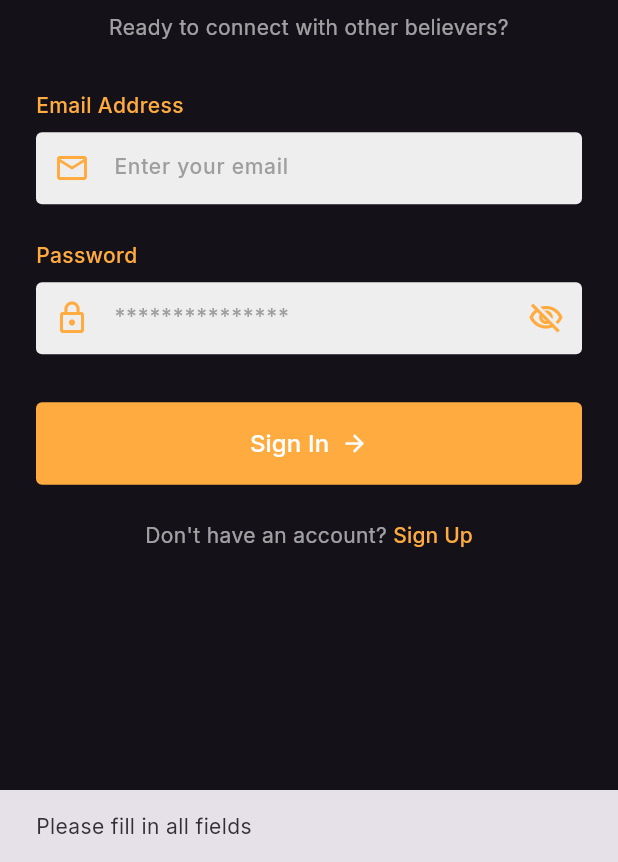
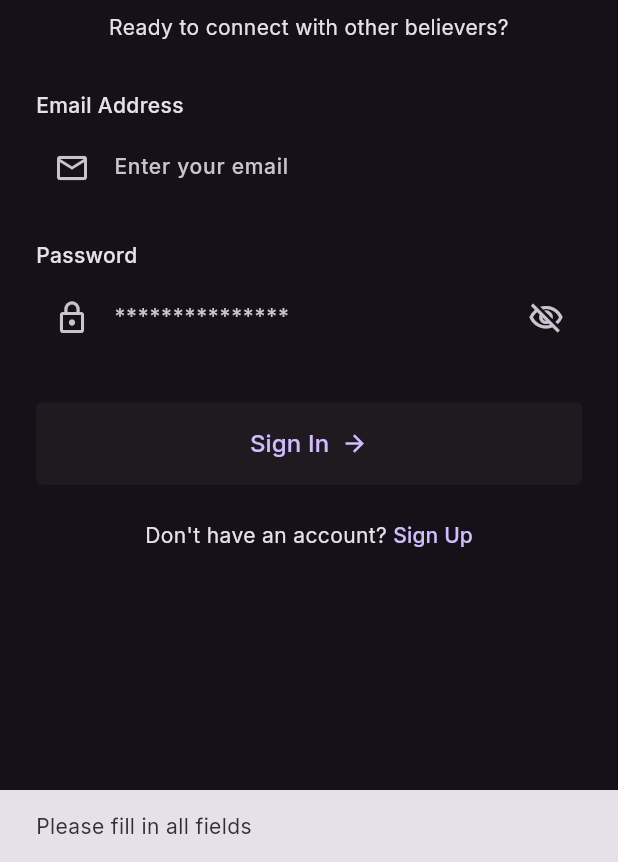
Before and after one commit to DaveSaah/ekklesia, a Flutter app: the LoginScreen screen opened directly, after a tap on "Sign In", on a phone screen of 412 x 824 dp, the part 374-1236 px from its top. Run offline on Flutter 3.47's test engine with Material 3 defaults, Android fonts, the phone set to English and light mode, and no system bars; our stand-ins replace flutter_dotenv, smooth_page_indicator, supabase_flutter; accounts and stored records are empty; statements that could not run were skipped.

Commit message:
chore: update error handling

```diff
--- a/lib/features/auth/login_screen.dart
+++ b/lib/features/auth/login_screen.dart
@@ -1,5 +1,6 @@
 import 'package:ekklesia/features/auth/signup_screen.dart';
 import 'package:ekklesia/features/home/main_screen.dart';
+import 'package:ekklesia/theme/app_colors.dart';
 import 'package:flutter/material.dart';
 import 'package:supabase_flutter/supabase_flutter.dart';
 
@@ -79,13 +80,17 @@
           );
         }
       }
-    } catch (error) {
-      // convert to supabase error
-      final supabaseError = error as AuthApiException;
+    } on AuthApiException catch (e) {
       if (mounted) {
         ScaffoldMessenger.of(
           context,
-        ).showSnackBar(SnackBar(content: Text(supabaseError.message)));
+        ).showSnackBar(SnackBar(content: Text(e.message)));
+      }
+    } on AuthRetryableFetchException {
+      if (mounted) {
+        ScaffoldMessenger.of(context).showSnackBar(
+          SnackBar(content: Text("No internet connection available")),
+        );
       }
     } finally {
       setState(() {
@@ -130,7 +135,10 @@
                     const SizedBox(height: 8),
                     const Text(
                       "Ready to connect with other believers?",
-                      style: TextStyle(fontSize: 14, color: Colors.white60),
+                      style: TextStyle(
+                        fontSize: 14,
+                        color: AppColors.textSecondary,
+                      ),
                       textAlign: TextAlign.center,
                     ),
                     const SizedBox(height: 32),
@@ -140,13 +148,13 @@
                       style: TextStyle(
                         fontSize: 14,
                         fontWeight: FontWeight.w500,
-                        color: Theme.of(context).primaryColor,
+                        color: AppColors.primary,
                       ),
                     ),
                     const SizedBox(height: 8),
                     Container(
                       decoration: BoxDecoration(
-                        color: Colors.grey.shade200,
+                        color: AppColors.textSecondary.withAlpha(80),
                         borderRadius: BorderRadius.circular(4),
                       ),
                       child: TextField(
@@ -154,15 +162,15 @@
                         style: TextStyle(
                           fontSize: 14,
                           fontWeight: FontWeight.w500,
-                          color: Colors.black,
+                          color: AppColors.textPrimary,
                         ),
                         decoration: InputDecoration(
                           hintText: 'Enter your email',
-                          hintStyle: TextStyle(color: Colors.grey),
+                          hintStyle: TextStyle(color: AppColors.textSecondary),
                           border: InputBorder.none,
                           prefixIcon: Icon(
                             Icons.email_outlined,
-                            color: Theme.of(context).primaryColor,
+                            color: AppColors.primary,
                           ),
                           contentPadding: const EdgeInsets.symmetric(
                             vertical: 12,
@@ -178,13 +186,13 @@
                       style: TextStyle(
                         fontSize: 14,
                         fontWeight: FontWeight.w500,
-                        color: Theme.of(context).primaryColor,
+                        color: AppColors.primary,
                       ),
                     ),
                     const SizedBox(height: 8),
                     Container(
                       decoration: BoxDecoration(
-                        color: Colors.grey.shade200,
+                        color: AppColors.textSecondary.withAlpha(80),
                         borderRadius: BorderRadius.circular(4),
                       ),
                       child: TextField(
@@ -192,23 +200,23 @@
                         style: TextStyle(
                           fontSize: 14,
                           fontWeight: FontWeight.w500,
-                          color: Colors.black,
+                          color: AppColors.textPrimary,
                         ),
                         obscureText: _obscureText,
                         decoration: InputDecoration(
                           hintText: '***************',
-                          hintStyle: TextStyle(color: Colors.grey),
+                          hintStyle: TextStyle(color: AppColors.textSecondary),
                           border: InputBorder.none,
                           prefixIcon: Icon(
                             Icons.lock_outline,
-                            color: Theme.of(context).primaryColor,
+                            color: AppColors.primary,
                           ),
                           suffixIcon: IconButton(
                             icon: Icon(
                               _obscureText
                                   ? Icons.visibility_off_outlined
                                   : Icons.visibility_outlined,
-                              color: Theme.of(context).primaryColor,
+                              color: AppColors.primary,
                             ),
                             onPressed: () {
                               setState(() {
@@ -227,7 +235,7 @@
                     ElevatedButton(
                       onPressed: _isLoading ? null : _loginUser,
                       style: ElevatedButton.styleFrom(
-                        backgroundColor: Theme.of(context).primaryColor,
+                        backgroundColor: AppColors.primary,
                         padding: const EdgeInsets.symmetric(vertical: 16),
                         elevation: 0,
                         shape: RoundedRectangleBorder(
@@ -240,10 +248,10 @@
                                 height: 20,
                                 width: 20,
                                 child: CircularProgressIndicator(
-                                  backgroundColor: Colors.grey,
+                                  backgroundColor: AppColors.textSecondary,
                                   strokeWidth: 2,
                                   valueColor: AlwaysStoppedAnimation<Color>(
-                                    Colors.white,
+                                    AppColors.accentColor,
                                   ),
                                 ),
                               )
@@ -255,14 +263,14 @@
                                     style: TextStyle(
                                       fontSize: 16,
                                       fontWeight: FontWeight.w500,
-                                      color: Colors.white,
+                                      color: AppColors.accentColor,
                                     ),
                                   ),
                                   SizedBox(width: 8),
                                   Icon(
                                     Icons.arrow_forward,
                                     size: 18,
-                                    color: Colors.white,
+                                    color: AppColors.accentColor,
                                   ),
                                 ],
                               ),
@@ -275,7 +283,7 @@
                         children: [
                           const Text(
                             "Don't have an account? ",
-                            style: TextStyle(color: Colors.white60),
+                            style: TextStyle(color: AppColors.textSecondary),
                           ),
                           TextButton(
                             onPressed: () {
@@ -290,13 +298,13 @@
                               padding: EdgeInsets.zero,
                               minimumSize: Size.zero,
                               tapTargetSize: MaterialTapTargetSize.shrinkWrap,
-                              foregroundColor: Theme.of(context).primaryColor,
+                              foregroundColor: AppColors.primary,
                             ),
                             child: Text(
                               "Sign Up",
                               style: TextStyle(
                                 fontWeight: FontWeight.w500,
-                                color: Theme.of(context).primaryColor,
+                                color: AppColors.primary,
                               ),
                             ),
                           ),
```
